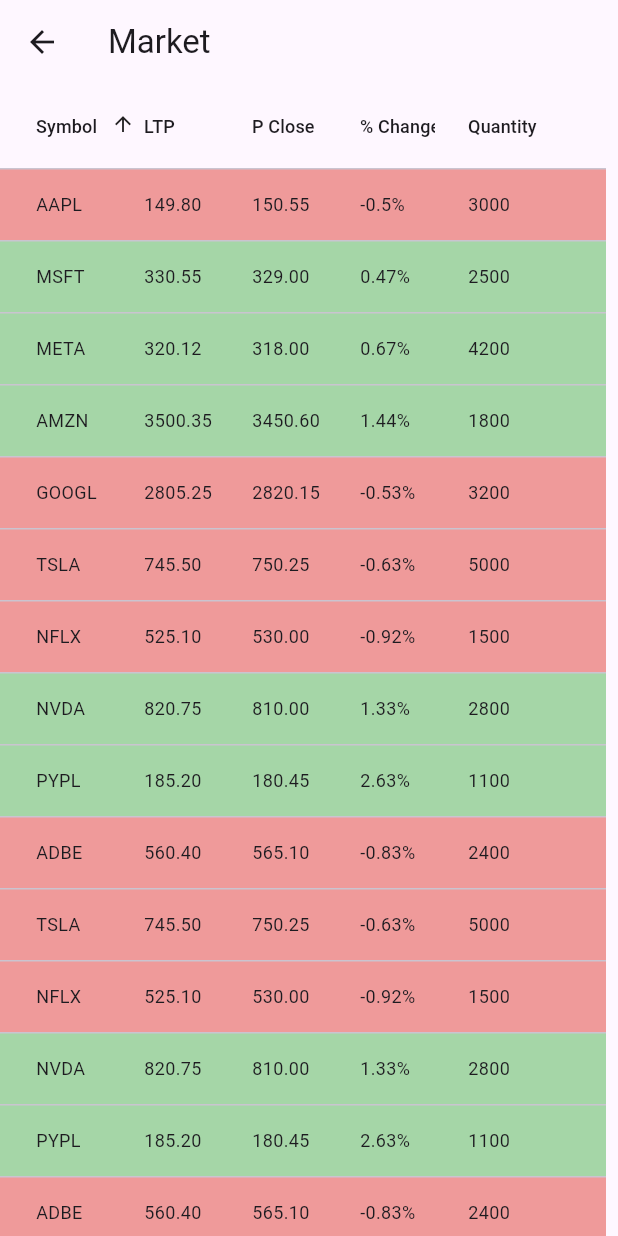
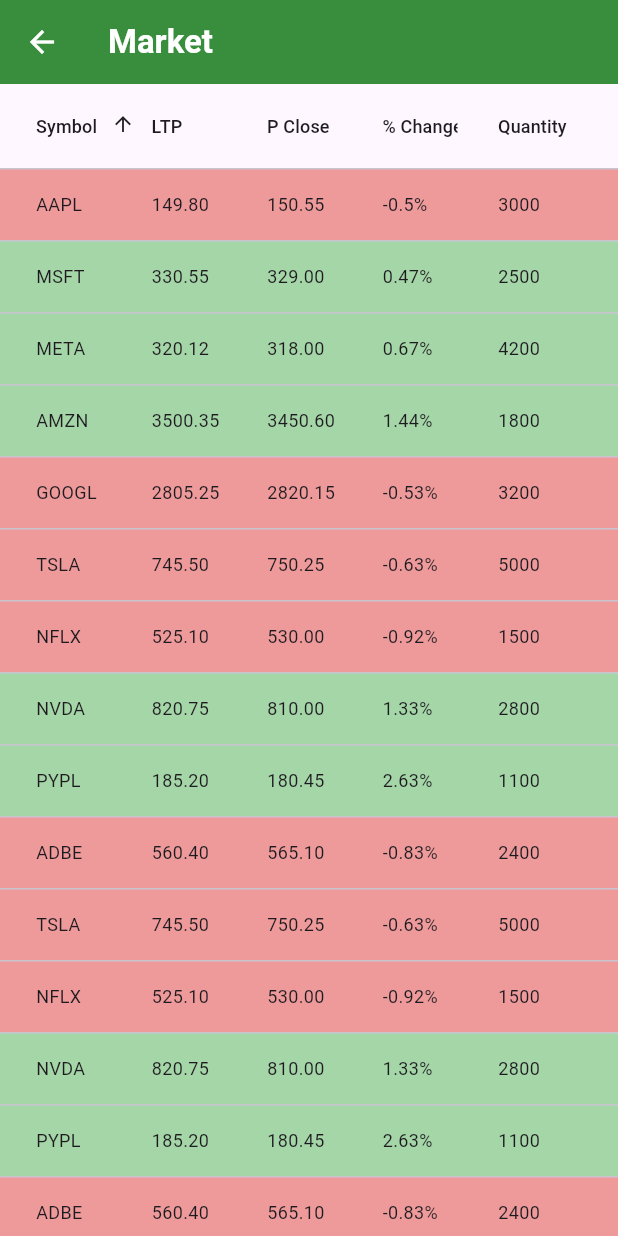
Before and after one commit to KiranJoshi52/nepse_trends, a Flutter app: the MarketScreen screen opened by its route, on a phone screen of 412 x 824 dp. Run offline on Flutter 3.47's test engine with Material 3 defaults, Android fonts, the phone set to English and light mode, and no system bars; our stand-ins replace firebase_auth, firebase_core, google_sign_in, webview_flutter; accounts and stored records are empty.

Commit message:
colors, column spacing

```diff
--- a/lib/Screens/market_screen.dart
+++ b/lib/Screens/market_screen.dart
@@ -1,12 +1,28 @@
 import 'package:flutter/material.dart';
+import 'package:nepse_trends/constants/color.dart';
 
 class MarketScreen extends StatelessWidget {
   static const String marketScreenRoute = '/market';
 
+  const MarketScreen({super.key});
+
   @override
   Widget build(BuildContext context) {
     return Scaffold(
-      appBar: AppBar(title: Text('Market')),
+      appBar: AppBar(
+        title: const Text(
+          'Market',
+          style: TextStyle(
+            fontSize: 22,
+            fontWeight: FontWeight.bold,
+            color: Colors.white,
+          ),
+        ),
+        backgroundColor: primaryColor,
+        iconTheme: const IconThemeData(
+          color: Colors.white, // Change this to your desired color
+        ),
+      ),
       // body: Center(child: Text('Market Screen')),
       body: StockDataTable(),
     );
@@ -14,6 +30,8 @@ class MarketScreen extends StatelessWidget {
 }
 
 class StockDataTable extends StatefulWidget {
+  const StockDataTable({super.key});
+
   @override
   _StockDataTableState createState() => _StockDataTableState();
 }
@@ -169,7 +187,7 @@ class _StockDataTableState extends State<StockDataTable> {
           return SingleChildScrollView(
             scrollDirection: Axis.vertical,
             child: DataTable(
-              columnSpacing: 4,
+              columnSpacing: 9,
               sortColumnIndex: _sortColumnIndex,
               sortAscending: _isAscending,
               columns: [
```
Also changed, not shown: lib/widgets/nepse_chart_widget.dart (added, +26 -0 lines).
